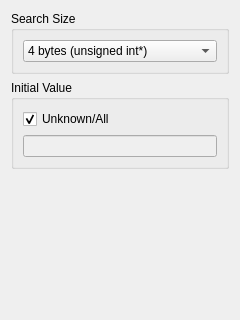
Qt form startscanpage.ui (BeyondCy/memedit0x0) before a commit.
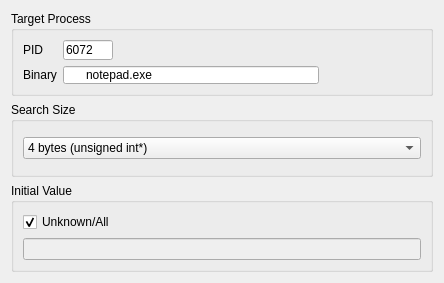
The same form after that commit. Icons and pictures are not drawn.

The edit to the form file:
```diff
--- a/startscanpage.ui
+++ b/startscanpage.ui
@@ -6,16 +6,89 @@
    <rect>
     <x>0</x>
     <y>0</y>
-    <width>240</width>
-    <height>320</height>
+    <width>444</width>
+    <height>283</height>
    </rect>
   </property>
   <property name="windowTitle">
    <string>WizardPage</string>
   </property>
-  <layout class="QVBoxLayout" name="verticalLayout_5">
+  <layout class="QHBoxLayout" name="horizontalLayout">
    <item>
     <layout class="QVBoxLayout" name="verticalLayout_4">
+     <item>
+      <widget class="QGroupBox" name="groupBox_2">
+       <property name="title">
+        <string>Target Process</string>
+       </property>
+       <layout class="QFormLayout" name="formLayout">
+        <property name="fieldGrowthPolicy">
+         <enum>QFormLayout::AllNonFixedFieldsGrow</enum>
+        </property>
+        <item row="0" column="0">
+         <widget class="QLabel" name="label">
+          <property name="text">
+           <string>PID</string>
+          </property>
+         </widget>
+        </item>
+        <item row="0" column="1">
+         <widget class="QLineEdit" name="lineEditPID">
+          <property name="sizePolicy">
+           <sizepolicy hsizetype="Fixed" vsizetype="Fixed">
+            <horstretch>0</horstretch>
+            <verstretch>0</verstretch>
+           </sizepolicy>
+          </property>
+          <property name="maximumSize">
+           <size>
+            <width>50</width>
+            <height>20</height>
+           </size>
+          </property>
+          <property name="text">
+           <string>6072</string>
+          </property>
+          <property name="readOnly">
+           <bool>true</bool>
+          </property>
+         </widget>
+        </item>
+        <item row="1" column="0">
+         <widget class="QLabel" name="label_2">
+          <property name="text">
+           <string>Binary</string>
+          </property>
+         </widget>
+        </item>
+        <item row="1" column="1">
+         <widget class="QLineEdit" name="lineEditProcessName">
+          <property name="maximumSize">
+           <size>
+            <width>256</width>
+            <height>16777215</height>
+           </size>
+          </property>
+          <property name="autoFillBackground">
+           <bool>false</bool>
+          </property>
+          <property name="styleSheet">
+           <string notr="true">background-image: url(:/new/icons/icons/database_table.png);
+background-repeat:no-repeat;
+padding-left:20px;
+</string>
+          </property>
+          <property name="text">
+           <string>notepad.exe</string>
+          </property>
+          <property name="readOnly">
+           <bool>true</bool>
+          </property>
+         </widget>
+        </item>
+       </layout>
+      </widget>
+     </item>
      <item>
       <widget class="QGroupBox" name="groupBoxByteSize">
        <property name="title">
@@ -97,19 +170,6 @@
      </item>
     </layout>
    </item>
-   <item>
-    <spacer name="verticalSpacer">
-     <property name="orientation">
-      <enum>Qt::Vertical</enum>
-     </property>
-     <property name="sizeHint" stdset="0">
-      <size>
-       <width>20</width>
-       <height>152</height>
-      </size>
-     </property>
-    </spacer>
-   </item>
   </layout>
  </widget>
  <resources>
```
Left out of the diff: 1 changed line with no effect on the pictures.
